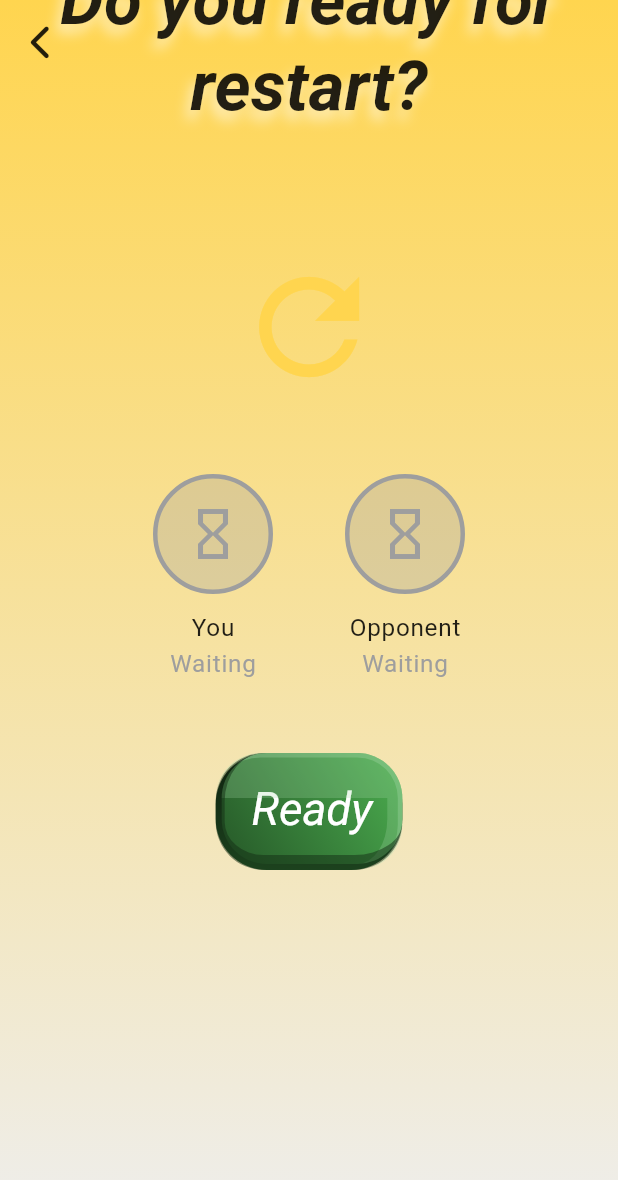
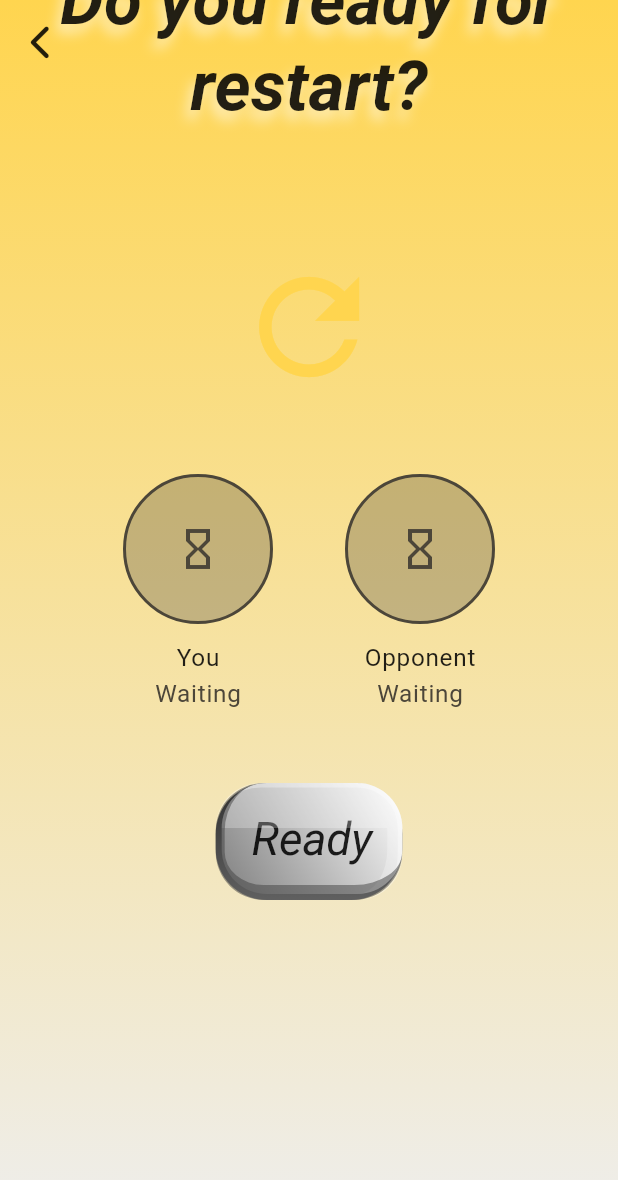
Before and after one commit to mtuan0111/nucatch, a Flutter app: the CombatRestartConfirmationScreen screen opened directly, on a phone screen of 412 x 824 dp. Shown: the top 1180 px of the screen. Run offline on Flutter 3.47's test engine with Material 3 defaults, Android fonts, the phone set to English and light mode, and no system bars; our stand-ins replace audioplayers, cloud_firestore, device_info_plus, firebase_auth, firebase_core, flutter_bloc and 11 more; missing offline and left inert: lunar, nearby_connections; accounts and stored records are empty; network calls fail.

Commit message:
feat: Enhance UI with theme-based color updates and add iOS Bluetooth compatibility tasks

```diff
--- a/lib/screens/menu_screens/player/combat_restart_confirmation_screen.dart
+++ b/lib/screens/menu_screens/player/combat_restart_confirmation_screen.dart
@@ -116,8 +116,8 @@ class CombatRestartConfirmationScreen extends StatelessWidget {
                                   : lang(context).ready,
                               shapeAt: RoundedWithShapeAt.all,
                               backgroundColor: combatState.isPlayerReady
-                                  ? Colors.orange
-                                  : Colors.green,
+                                  ? Theme.of(context).colorScheme.error
+                                  : Theme.of(context).colorScheme.tertiary,
                               onPressed: () {
                                 context.read<CombatBloc>().add(
                                       CombatRestartReady(
@@ -147,20 +147,29 @@ class CombatRestartConfirmationScreen extends StatelessWidget {
     return Column(
       children: [
         Container(
-          width: 80,
-          height: 80,
+          width: kContainerSizeS,
+          height: kContainerSizeS,
           decoration: BoxDecoration(
             shape: BoxShape.circle,
-            color: isReady ? Colors.green : Colors.grey.withOpacity(0.3),
+            color: isReady
+                ? Theme.of(context).colorScheme.tertiary.withOpacity(0.3)
+                : Theme.of(context)
+                    .colorScheme
+                    .onSurfaceVariant
+                    .withOpacity(0.3),
             border: Border.all(
-              color: isReady ? Colors.green : Colors.grey,
-              width: 3,
+              color: isReady
+                  ? Theme.of(context).colorScheme.tertiary
+                  : Theme.of(context).colorScheme.onSurfaceVariant,
+              width: kStrokeWidthMedium,
             ),
           ),
           child: Icon(
             isReady ? Icons.check : Icons.hourglass_empty,
-            size: 40,
-            color: isReady ? Colors.white : Colors.grey,
+            size: kIconSizeL,
+            color: isReady
+                ? Theme.of(context).colorScheme.onTertiary
+                : Theme.of(context).colorScheme.onSurfaceVariant,
           ),
         ),
         const SizedBox(height: kSpaceM),
@@ -171,7 +180,9 @@ class CombatRestartConfirmationScreen extends StatelessWidget {
         Text(
           isReady ? lang(context).ready : lang(context).waiting,
           style: LayoutConfig(context).contentSectionStyle(
-            color: isReady ? Colors.green : Colors.grey,
+            color: isReady
+                ? Theme.of(context).colorScheme.tertiary
+                : Theme.of(context).colorScheme.onSurfaceVariant,
           ),
         ),
       ],
--- a/lib/screens/menu_screens/player/host_room_screen.dart
+++ b/lib/screens/menu_screens/player/host_room_screen.dart
@@ -292,10 +292,10 @@ class _HostRoomScreenState extends State<HostRoomScreen> {
                     child: Column(
                       mainAxisAlignment: MainAxisAlignment.center,
                       children: [
-                        const Icon(
+                        Icon(
                           Icons.wifi_tethering,
                           size: 80,
-                          color: Colors.blue,
+                          color: Theme.of(context).colorScheme.primary,
                         ),
                         const SizedBox(height: kSpaceXL),
                         Text(
--- a/lib/screens/menu_screens/player/select_play_mode_screen.dart
+++ b/lib/screens/menu_screens/player/select_play_mode_screen.dart
@@ -83,7 +83,7 @@ class SelectPlayModeScreen extends StatelessWidget {
                               title: lang(context).soloMode,
                               description: lang(context).soloModeDescription,
                               icon: FontAwesomeIcons.user,
-                              color: Colors.blue,
+                              color: Theme.of(context).colorScheme.primary,
                               onTap: () {
                                 context
                                     .read<PlayerNavCubit>()
@@ -96,7 +96,7 @@ class SelectPlayModeScreen extends StatelessWidget {
                               title: lang(context).combatMode,
                               description: lang(context).combatModeDescription,
                               icon: FontAwesomeIcons.userGroup,
-                              color: Colors.orange,
+                              color: Theme.of(context).colorScheme.error,
                               onTap: () {
                                 context
                                     .read<PlayerNavCubit>()
```
Also changed, not shown: lib/screens/menu_screens/player/combat_mode_setup_screen.dart (+15 -7 lines), 1 other file.
